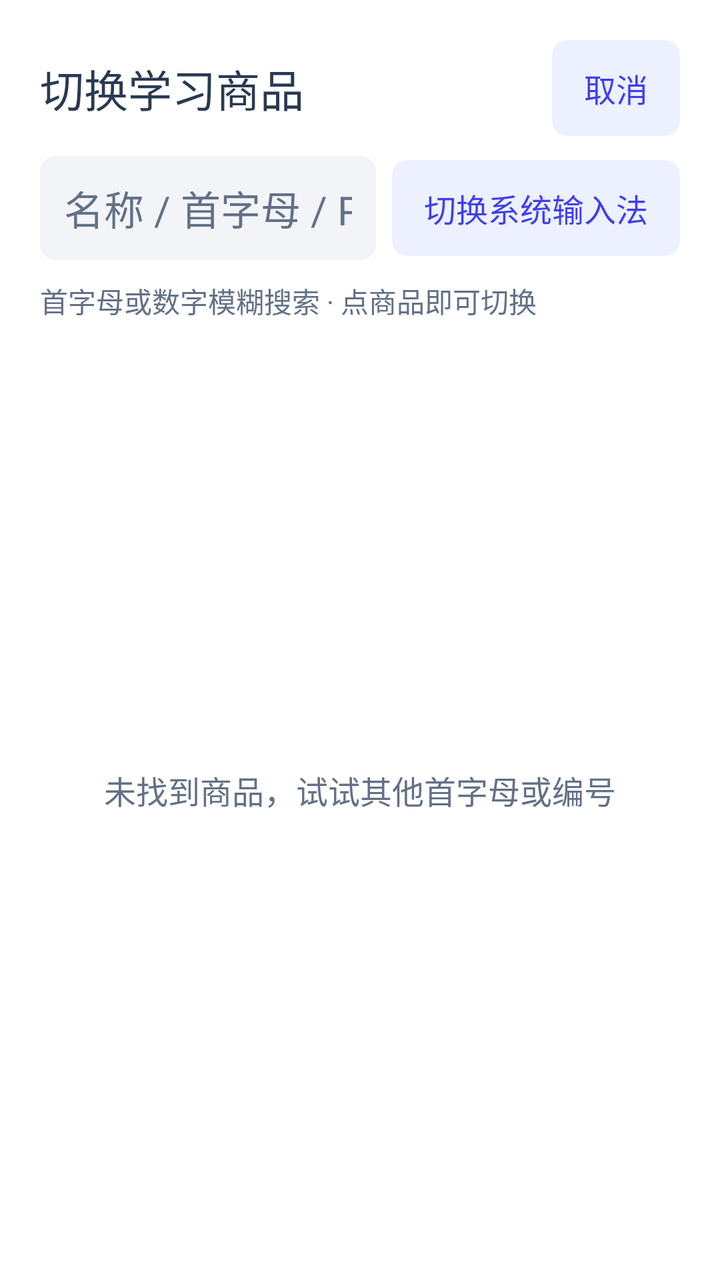
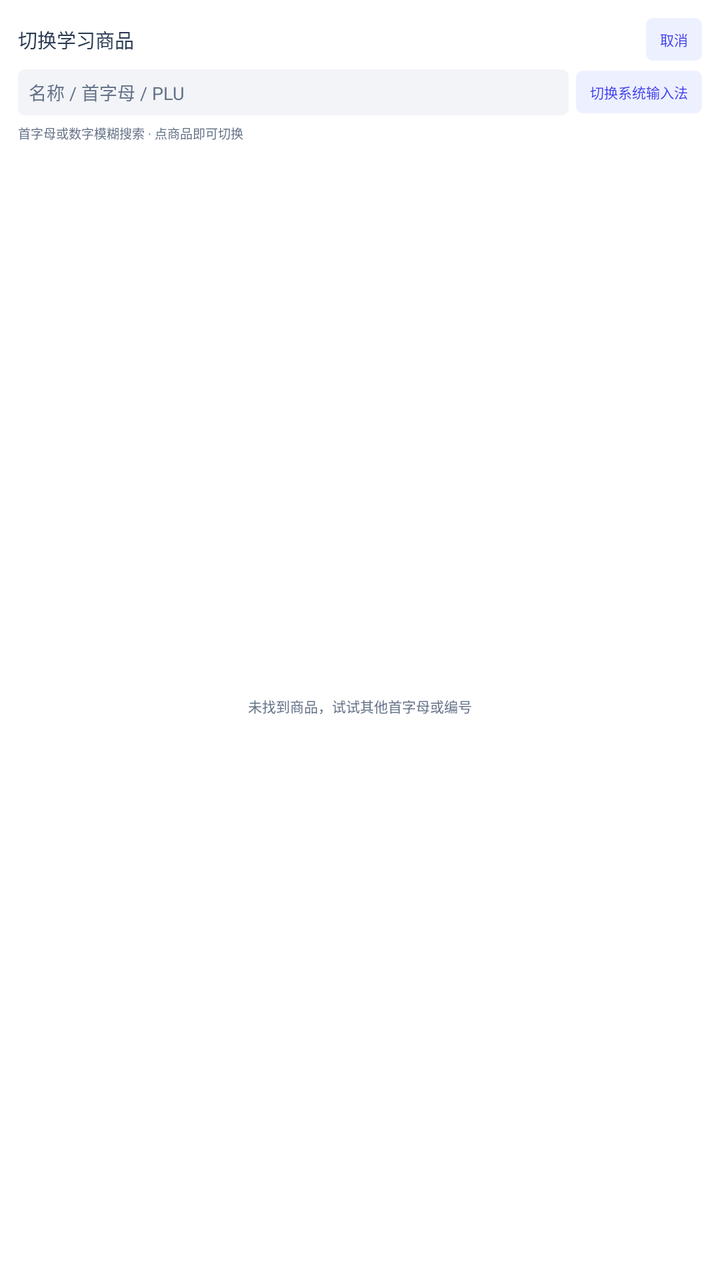

The first picture is an Android layout as it rendered before a commit; the second is the same layout after the commit. The layout source and the unified diff follow.
<!-- AndroidManifest.xml: application theme AppTheme.NoActionBar -->
<!-- res/layout/dialog_goods_search.xml -->
<?xml version='1.0' encoding='utf-8'?>
<LinearLayout xmlns:android="http://schemas.android.com/apk/res/android" android:layout_width="match_parent" android:layout_height="match_parent" android:orientation="vertical" android:focusableInTouchMode="true" android:padding="20dp" android:background="@drawable/land_card">
    <LinearLayout android:layout_width="match_parent" android:layout_height="48dp" android:gravity="center_vertical">
        <TextView android:layout_width="0dp" android:layout_height="wrap_content" android:textSize="22sp" android:textColor="#293A51" android:fontFamily="@font/retail_sans" android:includeFontPadding="false" android:text="@string/goods_search_title" android:layout_weight="1" />
        <TextView android:layout_width="wrap_content" android:layout_height="48dp" android:textSize="16sp" android:textColor="#3F3EED" android:fontFamily="@font/retail_sans" android:includeFontPadding="false" android:text="@string/button_cancel" android:id="@+id/searchCancel" android:gravity="center" android:paddingHorizontal="16dp" android:background="@drawable/land_soft" android:clickable="true" android:focusable="true" />
    </LinearLayout>
    <LinearLayout android:layout_width="match_parent" android:layout_height="52dp" android:layout_marginTop="10dp" android:gravity="center_vertical">
        <EditText android:id="@+id/searchQuery" android:layout_width="0dp" android:layout_weight="1" android:layout_height="52dp" android:paddingHorizontal="12dp" android:background="@drawable/land_input" android:textColor="#293A51" android:textColorHint="#637187" android:textSize="20sp" android:singleLine="true" android:inputType="text" android:imeOptions="actionDone" android:hint="@string/goods_management_search_hint" />
        <TextView android:layout_width="wrap_content" android:layout_height="48dp" android:textSize="16sp" android:textColor="#3F3EED" android:fontFamily="@font/retail_sans" android:includeFontPadding="false" android:text="@string/goods_input_chinese" android:id="@+id/searchChinese" android:gravity="center" android:paddingHorizontal="16dp" android:background="@drawable/land_soft" android:clickable="true" android:focusable="true" android:layout_marginStart="8dp" />
    </LinearLayout>
    <TextView android:layout_width="wrap_content" android:layout_height="wrap_content" android:textSize="14sp" android:textColor="#637187" android:fontFamily="@font/retail_sans" android:includeFontPadding="false" android:text="@string/goods_search_instruction" android:layout_marginTop="10dp" android:layout_marginBottom="10dp" />
    <FrameLayout android:layout_width="match_parent" android:layout_height="0dp" android:layout_weight="1">
        <androidx.recyclerview.widget.RecyclerView android:id="@+id/searchResults" android:layout_width="match_parent" android:layout_height="match_parent" />
        <TextView android:layout_width="match_parent" android:layout_height="match_parent" android:textSize="16sp" android:textColor="#637187" android:fontFamily="@font/retail_sans" android:includeFontPadding="false" android:text="@string/goods_search_empty" android:id="@+id/searchEmpty" android:gravity="center" />
    </FrameLayout>
    <LinearLayout android:id="@+id/searchKeyboard" android:visibility="gone" android:layout_width="match_parent" android:layout_height="wrap_content" android:orientation="vertical" android:padding="8dp" android:background="@drawable/land_input" android:layout_marginTop="10dp" />
</LinearLayout>
<!-- resources referenced by this layout -->
<resources>
  <!-- drawable land_card (drawable) -->
  <?xml version='1.0' encoding='utf-8'?>
  <shape xmlns:android="http://schemas.android.com/apk/res/android" android:shape="rectangle">
      <solid android:color="#FFFFFF" />
      <corners android:radius="12dp" />
  </shape>
  <!-- drawable land_input (drawable) -->
  <shape xmlns:android="http://schemas.android.com/apk/res/android"><solid android:color="#F2F4F8"/><corners android:radius="8dp"/></shape>
  <!-- drawable land_soft (drawable) -->
  <?xml version='1.0' encoding='utf-8'?>
  <shape xmlns:android="http://schemas.android.com/apk/res/android" android:shape="rectangle">
      <solid android:color="#EDF0FF" />
      <corners android:radius="8dp" />
  </shape>
  <string name="button_cancel">取消</string>
  <string name="goods_input_chinese">切换系统输入法</string>
  <string name="goods_management_search_hint">名称 / 首字母 / PLU</string>
  <string name="goods_search_empty">未找到商品，试试其他首字母或编号</string>
  <string name="goods_search_instruction">首字母或数字模糊搜索 · 点商品即可切换</string>
  <string name="goods_search_title">切换学习商品</string>
  <style name="AppTheme.NoActionBar" parent="Theme.MaterialComponents.NoActionBar">
          <item name="android:windowAnimationStyle">@style/NoPageAnimation</item>
          <item name="android:windowBackground">@color/white</item>
      </style>
  <style name="NoPageAnimation" parent="android:style/Animation.Activity">
          <item name="android:activityOpenEnterAnimation">@null</item>
          <item name="android:activityOpenExitAnimation">@null</item>
          <item name="android:activityCloseEnterAnimation">@null</item>
          <item name="android:activityCloseExitAnimation">@null</item>
      </style>
  <color name="white">#FFFFFFFF</color>
</resources>

<!-- the commit's change to res/layout/dialog_goods_search.xml (unified diff, before → after) -->
@@ -1,17 +1,121 @@
 <?xml version='1.0' encoding='utf-8'?>
-<LinearLayout xmlns:android="http://schemas.android.com/apk/res/android" android:layout_width="match_parent" android:layout_height="match_parent" android:orientation="vertical" android:focusableInTouchMode="true" android:padding="20dp" android:background="@drawable/land_card">
-    <LinearLayout android:layout_width="match_parent" android:layout_height="48dp" android:gravity="center_vertical">
-        <TextView android:layout_width="0dp" android:layout_height="wrap_content" android:textSize="22sp" android:textColor="#293A51" android:fontFamily="@font/retail_sans" android:includeFontPadding="false" android:text="@string/goods_search_title" android:layout_weight="1" />
-        <TextView android:layout_width="wrap_content" android:layout_height="48dp" android:textSize="16sp" android:textColor="#3F3EED" android:fontFamily="@font/retail_sans" android:includeFontPadding="false" android:text="@string/button_cancel" android:id="@+id/searchCancel" android:gravity="center" android:paddingHorizontal="16dp" android:background="@drawable/land_soft" android:clickable="true" android:focusable="true" />
+<LinearLayout xmlns:android="http://schemas.android.com/apk/res/android"
+    android:layout_width="match_parent"
+    android:layout_height="match_parent"
+    android:orientation="vertical"
+    android:focusableInTouchMode="true"
+    android:padding="@dimen/dp_10"
+    android:background="@drawable/land_card">
+
+    <LinearLayout
+        android:layout_width="match_parent"
+        android:layout_height="@dimen/dp_24"
+        android:gravity="center_vertical">
+
+        <TextView
+            android:layout_width="@dimen/dp_0"
+            android:layout_height="wrap_content"
+            android:textSize="@dimen/sp_11"
+            android:textColor="#293A51"
+            android:fontFamily="@font/retail_sans"
+            android:includeFontPadding="false"
+            android:text="@string/goods_search_title"
+            android:layout_weight="1" />
+
+        <TextView
+            android:layout_width="wrap_content"
+            android:layout_height="@dimen/dp_24"
+            android:textSize="@dimen/sp_8"
+            android:textColor="#3F3EED"
+            android:fontFamily="@font/retail_sans"
+            android:includeFontPadding="false"
+            android:text="@string/button_cancel"
+            android:id="@+id/searchCancel"
+            android:gravity="center"
+            android:paddingHorizontal="@dimen/dp_8"
+            android:background="@drawable/land_soft"
+            android:clickable="true"
+            android:focusable="true" />
     </LinearLayout>
-    <LinearLayout android:layout_width="match_parent" android:layout_height="52dp" android:layout_marginTop="10dp" android:gravity="center_vertical">
-        <EditText android:id="@+id/searchQuery" android:layout_width="0dp" android:layout_weight="1" android:layout_height="52dp" android:paddingHorizontal="12dp" android:background="@drawable/land_input" android:textColor="#293A51" android:textColorHint="#637187" android:textSize="20sp" android:singleLine="true" android:inputType="text" android:imeOptions="actionDone" android:hint="@string/goods_management_search_hint" />
-        <TextView android:layout_width="wrap_content" android:layout_height="48dp" android:textSize="16sp" android:textColor="#3F3EED" android:fontFamily="@font/retail_sans" android:includeFontPadding="false" android:text="@string/goods_input_chinese" android:id="@+id/searchChinese" android:gravity="center" android:paddingHorizontal="16dp" android:background="@drawable/land_soft" android:clickable="true" android:focusable="true" android:layout_marginStart="8dp" />
+
+    <LinearLayout
+        android:layout_width="match_parent"
+        android:layout_height="@dimen/dp_26"
+        android:layout_marginTop="@dimen/dp_5"
+        android:gravity="center_vertical">
+
+        <EditText
+            android:id="@+id/searchQuery"
+            android:layout_width="@dimen/dp_0"
+            android:layout_weight="1"
+            android:layout_height="@dimen/dp_26"
+            android:paddingHorizontal="@dimen/dp_6"
+            android:background="@drawable/land_input"
+            android:textColor="#293A51"
+            android:textColorHint="#637187"
+            android:textSize="@dimen/sp_10"
+            android:singleLine="true"
+            android:inputType="text"
+            android:imeOptions="actionDone"
+            android:hint="@string/goods_management_search_hint" />
+
+        <TextView
+            android:layout_width="wrap_content"
+            android:layout_height="@dimen/dp_24"
+            android:textSize="@dimen/sp_8"
+            android:textColor="#3F3EED"
+            android:fontFamily="@font/retail_sans"
+            android:includeFontPadding="false"
+            android:text="@string/goods_input_chinese"
+            android:id="@+id/searchChinese"
+            android:gravity="center"
+            android:paddingHorizontal="@dimen/dp_8"
+            android:background="@drawable/land_soft"
+            android:clickable="true"
+            android:focusable="true"
+            android:layout_marginStart="@dimen/dp_4" />
     </LinearLayout>
-    <TextView android:layout_width="wrap_content" android:layout_height="wrap_content" android:textSize="14sp" android:textColor="#637187" android:fontFamily="@font/retail_sans" android:includeFontPadding="false" android:text="@string/goods_search_instruction" android:layout_marginTop="10dp" android:layout_marginBottom="10dp" />
-    <FrameLayout android:layout_width="match_parent" android:layout_height="0dp" android:layout_weight="1">
-        <androidx.recyclerview.widget.RecyclerView android:id="@+id/searchResults" android:layout_width="match_parent" android:layout_height="match_parent" />
-        <TextView android:layout_width="match_parent" android:layout_height="match_parent" android:textSize="16sp" android:textColor="#637187" android:fontFamily="@font/retail_sans" android:includeFontPadding="false" android:text="@string/goods_search_empty" android:id="@+id/searchEmpty" android:gravity="center" />
+
+    <TextView
+        android:layout_width="wrap_content"
+        android:layout_height="wrap_content"
+        android:textSize="@dimen/sp_7"
+        android:textColor="#637187"
+        android:fontFamily="@font/retail_sans"
+        android:includeFontPadding="false"
+        android:text="@string/goods_search_instruction"
+        android:layout_marginTop="@dimen/dp_5"
+        android:layout_marginBottom="@dimen/dp_5" />
+
+    <FrameLayout
+        android:layout_width="match_parent"
+        android:layout_height="@dimen/dp_0"
+        android:layout_weight="1">
+
+        <androidx.recyclerview.widget.RecyclerView
+            android:id="@+id/searchResults"
+            android:layout_width="match_parent"
+            android:layout_height="match_parent" />
+
+        <TextView
+            android:layout_width="match_parent"
+            android:layout_height="match_parent"
+            android:textSize="@dimen/sp_8"
+            android:textColor="#637187"
+            android:fontFamily="@font/retail_sans"
+            android:includeFontPadding="false"
+            android:text="@string/goods_search_empty"
+            android:id="@+id/searchEmpty"
+            android:gravity="center" />
     </FrameLayout>
-    <LinearLayout android:id="@+id/searchKeyboard" android:visibility="gone" android:layout_width="match_parent" android:layout_height="wrap_content" android:orientation="vertical" android:padding="8dp" android:background="@drawable/land_input" android:layout_marginTop="10dp" />
+
+    <LinearLayout
+        android:id="@+id/searchKeyboard"
+        android:visibility="gone"
+        android:layout_width="match_parent"
+        android:layout_height="wrap_content"
+        android:orientation="vertical"
+        android:padding="@dimen/dp_4"
+        android:background="@drawable/land_input"
+        android:layout_marginTop="@dimen/dp_5" />
 </LinearLayout>
<!-- resource entries referenced after the edit -->
@@ -1,18 +1,35 @@
 <!-- resources referenced by this layout -->
 <resources>
+  <dimen name="dp_0">0dp</dimen>
+  <dimen name="dp_10">10dp</dimen>
+  <dimen name="dp_24">24dp</dimen>
+  <dimen name="dp_26">26dp</dimen>
+  <dimen name="dp_4">4dp</dimen>
+  <dimen name="dp_5">5dp</dimen>
+  <dimen name="dp_6">6dp</dimen>
+  <dimen name="dp_8">8dp</dimen>
+  <dimen name="sp_10">10sp</dimen>
+  <dimen name="sp_11">11sp</dimen>
+  <dimen name="sp_7">7sp</dimen>
+  <dimen name="sp_8">8sp</dimen>
   <!-- drawable land_card (drawable) -->
   <?xml version='1.0' encoding='utf-8'?>
-  <shape xmlns:android="http://schemas.android.com/apk/res/android" android:shape="rectangle">
+  <shape xmlns:android="http://schemas.android.com/apk/res/android"
+      android:shape="rectangle">
       <solid android:color="#FFFFFF" />
-      <corners android:radius="12dp" />
+      <corners android:radius="@dimen/dp_6" />
   </shape>
   <!-- drawable land_input (drawable) -->
-  <shape xmlns:android="http://schemas.android.com/apk/res/android"><solid android:color="#F2F4F8"/><corners android:radius="8dp"/></shape>
+  <shape xmlns:android="http://schemas.android.com/apk/res/android">
+      <solid android:color="#F2F4F8" />
+      <corners android:radius="@dimen/dp_4" />
+  </shape>
   <!-- drawable land_soft (drawable) -->
   <?xml version='1.0' encoding='utf-8'?>
-  <shape xmlns:android="http://schemas.android.com/apk/res/android" android:shape="rectangle">
+  <shape xmlns:android="http://schemas.android.com/apk/res/android"
+      android:shape="rectangle">
       <solid android:color="#EDF0FF" />
-      <corners android:radius="8dp" />
+      <corners android:radius="@dimen/dp_4" />
   </shape>
   <string name="button_cancel">取消</string>
   <string name="goods_input_chinese">切换系统输入法</string>
